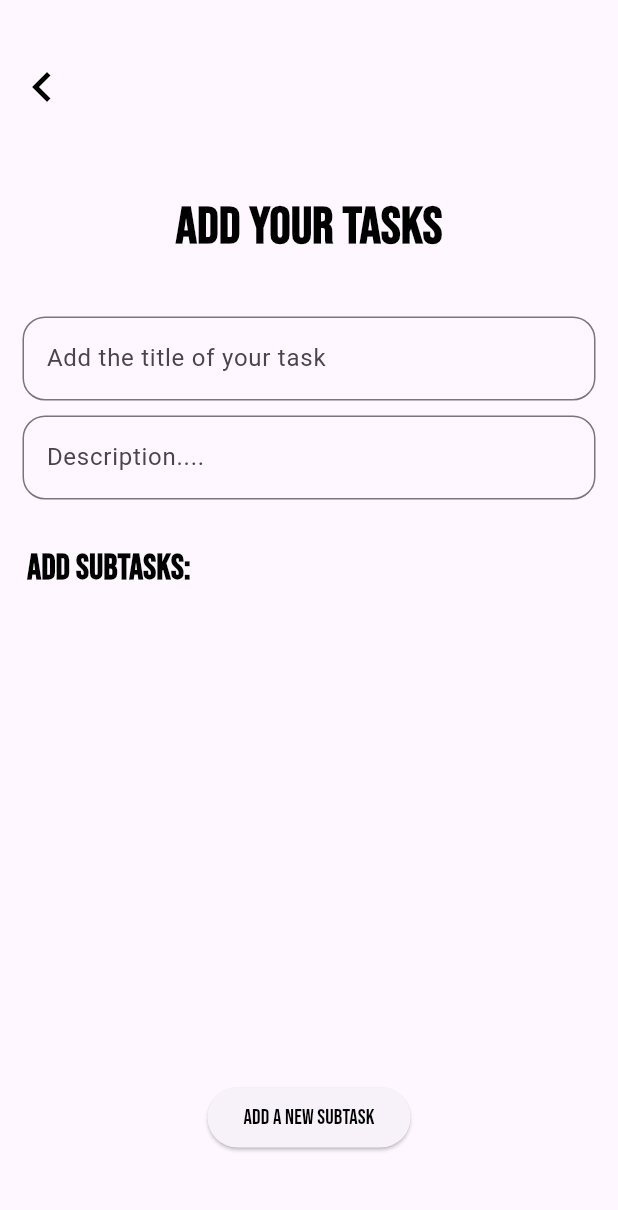
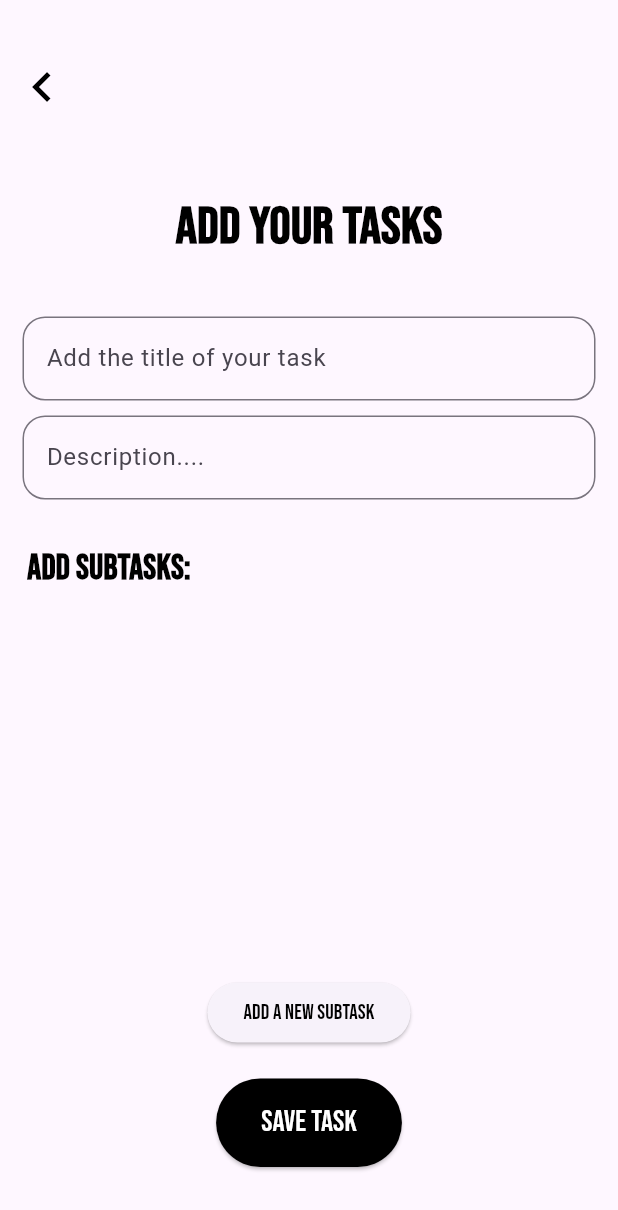
Before and after one commit to rustyonkeys/ProjectManager, a Flutter app: the screen it shows after launch, in the side drawer, after a tap on the "add" icon, on a phone screen of 412 x 824 dp. Shown: the top 1210 px of the screen. Run offline on Flutter 3.47's test engine with Material 3 defaults, Android fonts, the phone set to English and light mode, and no system bars; our stand-ins replace cloud_firestore, firebase_core, flutter_slidable, google_fonts; accounts and stored records are empty; generated files the repository leaves out were written again.

Commit message:
added firebase to addtask

```diff
--- a/lib/main.dart
+++ b/lib/main.dart
@@ -1,10 +1,16 @@
 import 'package:flutter/material.dart';
+import 'package:taskmanager/firebase_options.dart';
 import 'package:taskmanager/pages/homepage.dart';
+import 'package:firebase_core/firebase_core.dart';
 
 
 
 
-void main() {
+void main() async{
+  WidgetsFlutterBinding.ensureInitialized();
+  await Firebase.initializeApp(
+    options: DefaultFirebaseOptions.currentPlatform,
+  );
   runApp(const MyApp());
 }
 
--- a/lib/pages/addtask.dart
+++ b/lib/pages/addtask.dart
@@ -1,22 +1,53 @@
 import "package:flutter/material.dart";
 import 'package:google_fonts/google_fonts.dart';
+import 'package:taskmanager/services/Firebase.dart';
 
 class AddTask extends StatefulWidget {
-  const AddTask({super.key});
+  AddTask({super.key});
 
   @override
   State<AddTask> createState() => _AddTaskState();
 }
 
 class _AddTaskState extends State<AddTask> {
-  final TextEditingController titleController = TextEditingController();  //creating a controller for title
-  final TextEditingController descriptionController = TextEditingController(); //creating a controller for description
+  final FirestoneServices firestoneServices = FirestoneServices();
+  final TextEditingController titleController = TextEditingController();
+  final TextEditingController descriptionController = TextEditingController();
+  List<TextEditingController> subControllers = [];
 
-  List<TextEditingController> subControllers = [];  //subtaskcontrolers is the name of the list where subtasks are added
-  void addtask(){
+  void addSubtask() {
     setState(() {
       subControllers.add(TextEditingController());
     });
+  }
+
+  void saveTask() async {
+    String title = titleController.text.trim();
+    String description = descriptionController.text.trim();
+    List<String> subtasks = subControllers
+        .map((controller) => controller.text.trim())
+        .where((text) => text.isNotEmpty)
+        .toList();
+
+    if (title.isEmpty) {
+      ScaffoldMessenger.of(context).showSnackBar(
+        SnackBar(content: Text("Task title cannot be empty!")),
+      );
+      return;
+    }
+
+    await firestoneServices.addTask(title, description, subtasks);
+
+    // Clear all fields after saving
+    titleController.clear();
+    descriptionController.clear();
+    setState(() {
+      subControllers.clear();
+    });
+
+    ScaffoldMessenger.of(context).showSnackBar(
+      SnackBar(content: Text("Task Added Successfully!")),
+    );
   }
 
   @override
@@ -26,84 +57,107 @@ class _AddTaskState extends State<AddTask> {
         child: Container(
           child: Column(
             children: [
-              SizedBox(height: 30,),
+              SizedBox(height: 30),
               Align(
                 alignment: Alignment.topLeft,
-                  child: IconButton(onPressed: () {
-                    Navigator.pop(context);},
-                    icon: Icon(Icons.chevron_left_outlined,
-                      size: 40,),
-                    color: Colors.black,)
+                child: IconButton(
+                  onPressed: () {
+                    Navigator.pop(context);
+                  },
+                  icon: Icon(Icons.chevron_left_outlined, size: 40),
+                  color: Colors.black,
                 ),
-              SizedBox(height: 40,),
-              Text("Add your Tasks",
-                style: GoogleFonts.bebasNeue(color: Colors.black,
+              ),
+              SizedBox(height: 40),
+              Text(
+                "Add your Tasks",
+                style: GoogleFonts.bebasNeue(
+                  color: Colors.black,
                   fontSize: 35,
-                  fontWeight: FontWeight.bold,),),
-              SizedBox(height: 20,),
+                  fontWeight: FontWeight.bold,
+                ),
+              ),
+              SizedBox(height: 20),
               Padding(
-                padding: const EdgeInsets.only(top:15, left: 15,right: 15),
+                padding: const EdgeInsets.only(top: 15, left: 15, right: 15),
                 child: TextField(
                   controller: titleController,
-                  // textAlign: TextAlign.center,
                   decoration: InputDecoration(
-                    border: OutlineInputBorder(borderRadius: BorderRadius.circular(15)),
+                    border: OutlineInputBorder(
+                        borderRadius: BorderRadius.circular(15)),
                     hintText: "Add the title of your task",
                   ),
                 ),
               ),
               Padding(
-                padding: const EdgeInsets.only(top:10,left: 15, right: 15),
+                padding: const EdgeInsets.only(top: 10, left: 15, right: 15),
                 child: TextField(
                   controller: descriptionController,
                   maxLines: null,
-                    maxLength: null,
                   textAlignVertical: TextAlignVertical.top,
                   decoration: InputDecoration(
-                      // contentPadding: EdgeInsets.symmetric(horizontal: 15, vertical: 45),
-                      border: OutlineInputBorder(borderRadius: BorderRadius.circular(15)),
+                    border: OutlineInputBorder(
+                        borderRadius: BorderRadius.circular(15)),
                     hintText: "Description....",
                   ),
                 ),
               ),
-              SizedBox(height: 30,),
+              SizedBox(height: 30),
               Align(
                 alignment: Alignment.centerLeft,
                 child: Padding(
                   padding: const EdgeInsets.only(left: 18),
-                  child: Text("Add subtasks:",
+                  child: Text(
+                    "Add subtasks:",
                     style: GoogleFonts.bebasNeue(
                       fontWeight: FontWeight.bold,
                       color: Colors.black,
-                  fontSize: 23),),
+                      fontSize: 23,
                     ),
                   ),
-              //Subtasks list
+                ),
+              ),
               Container(
                 height: 225,
                 child: ListView.builder(
                   itemCount: subControllers.length,
-                    itemBuilder: (context,index){
+                  itemBuilder: (context, index) {
                     return Padding(
-                        padding: const EdgeInsets.only(top:9 ,left: 15 ,right: 15),
+                      padding:
+                      const EdgeInsets.only(top: 9, left: 15, right: 15),
                       child: TextField(
                         controller: subControllers[index],
                         decoration: InputDecoration(
-                            border: OutlineInputBorder(borderRadius: BorderRadius.circular(15)),
-                            hintText: "Add a subtask ${index+1}"
+                          border: OutlineInputBorder(
+                              borderRadius: BorderRadius.circular(15)),
+                          hintText: "Add a subtask ${index + 1}",
                         ),
                       ),
                     );
-                    }),
+                  },
                 ),
-
-              SizedBox(height: 100,),
-              ElevatedButton(onPressed: addtask,
-                  child:Text("Add a new subtask",
-                  style: GoogleFonts.bebasNeue(
-                    color: Colors.black
-                  ),))
-
+              ),
+              SizedBox(height: 30),
+              ElevatedButton(
+                onPressed: addSubtask,
+                child: Text(
+                  "Add a new subtask",
+                  style: GoogleFonts.bebasNeue(color: Colors.black),
+                ),
+              ),
+              SizedBox(height: 20),
+              ElevatedButton(
+                onPressed: saveTask,
+                style: ElevatedButton.styleFrom(
+                    backgroundColor: Colors.black,
+                    padding:
+                    EdgeInsets.symmetric(horizontal: 30, vertical: 15)),
+                child: Text(
+                  "Save Task",
+                  style: GoogleFonts.bebasNeue(color: Colors.white, fontSize: 20),
+                ),
+              ),
+              SizedBox(height: 40),
             ],
           ),
         ),
--- a/pubspec.yaml
+++ b/pubspec.yaml
@@ -34,6 +34,7 @@ dependencies:
   # The following adds the Cupertino Icons font to your application.
   # Use with the CupertinoIcons class for iOS style icons.
   cupertino_icons: ^1.0.8
+  cloud_firestore: ^6.0.0
 
 dev_dependencies:
   flutter_test:
@@ -46,6 +47,7 @@ dev_dependencies:
   # rules and activating additional ones.
   flutter_lints: ^5.0.0
   cupertino_icons: ^1.0.8
+  firebase_core: ^4.0.0
   flutter_slidable: ^3.0.1
   google_fonts: ^6.2.1
 
```
Also changed, not shown: lib/services/Firebase.dart (+38 -0 lines), firebase.json (added), pubspec.lock, 7 other files. Lines whose indentation alone changed are shown as unchanged.
